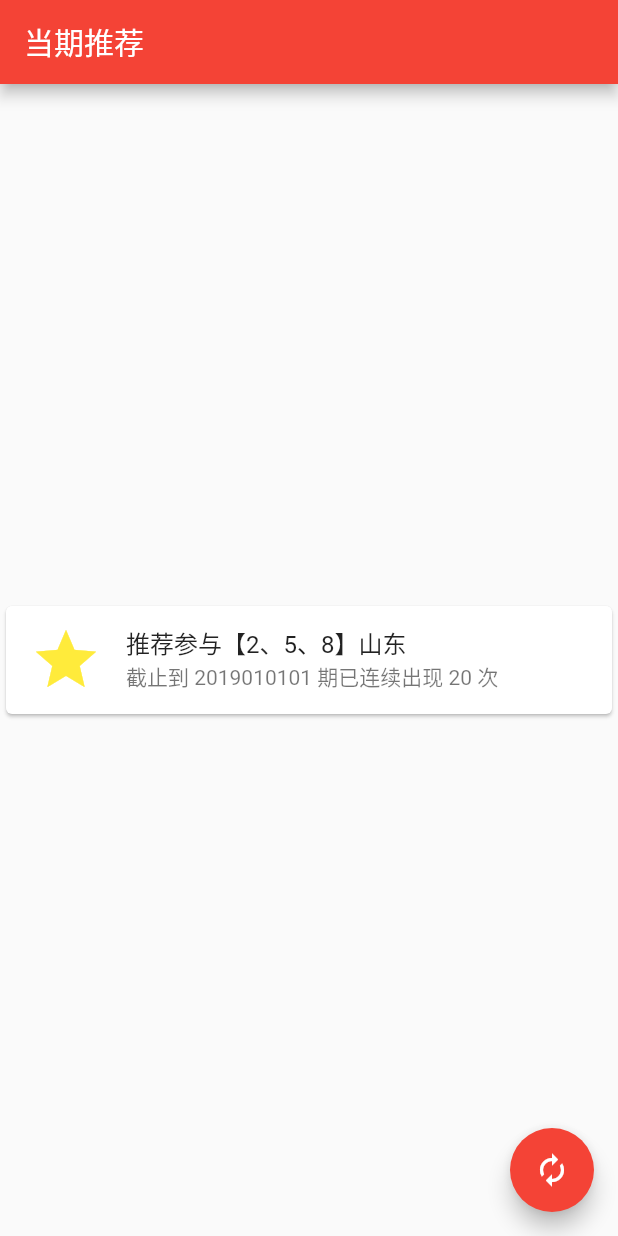
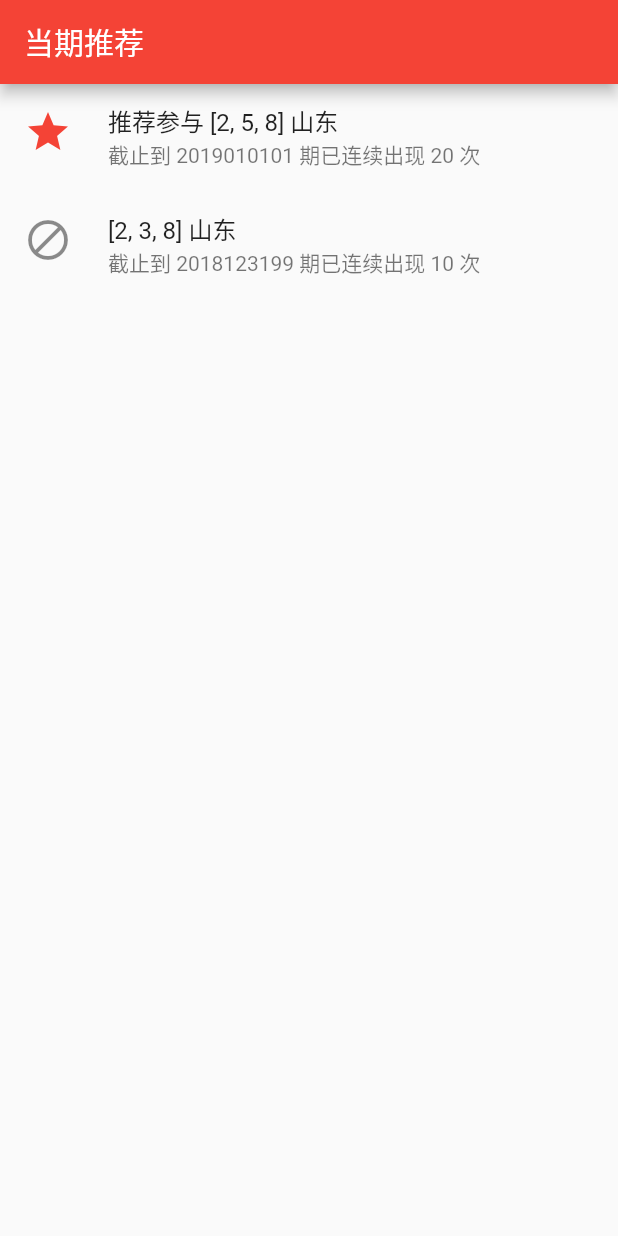
Before and after one commit to han-feng/NovelUpdater, a Flutter app: the screen it shows after launch, on a phone screen of 412 x 824 dp. Run offline on Flutter 3.47's test engine with Material 2 defaults, Android fonts, the phone set to English and light mode, and no system bars; missing offline and left inert: quicklibs.

Commit message:
实现过程中...

```diff
--- a/lib/db.dart
+++ b/lib/db.dart
@@ -1,5 +1,6 @@
 import 'dart:async' show Future;
 import 'dart:convert';
+import 'dart:io';
 import 'package:flutter/material.dart';
 import 'package:quicklibs/quicklibs.dart';
 
@@ -7,9 +8,35 @@ class Repository {
   BuildContext context;
   Map<String, ProvinceConfig> provinces;
   Map<String, dynamic> config55128;
+  List<Suggestion> _suggestions = List<Suggestion>();
 
   Repository(this.context) {
     _loadConfig();
+//    refresh();
+    _suggestions.add(Suggestion("sd", "山东", "2019010101", [2, 5, 8], 20, true));
+    _suggestions
+        .add(Suggestion("sd", "山东", "2018123199", [2, 3, 8], 10, false));
+  }
+
+  List<Suggestion> get suggestions {
+    return _suggestions;
+  }
+
+  void refresh() async {
+    print("刷新");
+    provinces.forEach((key, value) => {_update(key)});
+    _suggestions.sort((a, b) {
+      if (a.recommended != b.recommended) {
+        // 是否推荐
+        return a.recommended ? -1 : 1;
+      } else if (a.count != b.count) {
+        // 连续次数
+        return b.count.compareTo(a.count);
+      } else {
+        // 省份名称
+        return a.provinceName.compareTo(b.provinceName);
+      }
+    });
   }
 
   _loadConfig() async {
@@ -18,7 +45,7 @@ class Repository {
     dynamic config = json.decode(configStr);
     Map<String, dynamic> ps = config['provinces'];
     provinces = ps.map((String key, dynamic value) {
-      return new MapEntry(key, new ProvinceConfig.fromJson(value));
+      return MapEntry(key, ProvinceConfig.fromJson(value));
     });
 
     config55128 = config['55128'];
@@ -26,17 +53,17 @@ class Repository {
     print(config55128);
   }
 
-  // 从本地加载数据
-  List<Item> loadData(String province, String date) {
-    List<Item> items = new List<Item>();
+// 从本地加载数据
+  List<Item> _loadData(String province, String date) {
+    List<Item> items = List<Item>();
     return items;
   }
 
-  // 保存数据到本地
-  void saveData(String province) async {}
+// 保存数据到本地
+  void _saveData(String province) async {}
 
-  // 检查网上数据源，更新本地数据
-  void update(String province) async {
+// 检查网上数据源，更新本地数据
+  void _update(String province) async {
     // 获取当前期次
     // 获取下一期次及时间
     // 确定更新数据范围
@@ -44,11 +71,6 @@ class Repository {
     // 保存数据到本地
 
     // 重新计算推荐建议
-  }
-
-  // 全部更新
-  void updateAll() async {
-    provinces.forEach((key, value) => {update(key)});
   }
 }
 
@@ -73,7 +95,7 @@ class ProvinceConfig {
 }
 
 class Item {
-  static final DateTime startDay = new DateTime(2018, 1, 1);
+  static final DateTime startDay = DateTime(2018, 1, 1);
 
   // TODO 将 id 分解为 date 和 no，有利于按行列存储
   String id;
@@ -82,7 +104,7 @@ class Item {
   Item(this.id, this.data);
 
   Item.fromInt(int num) {
-    data = new Set<int>();
+    data = Set<int>();
     for (int i = 0; i < 11; i++) {
       if (1 & num > 0) {
         data.add(i + 1);
@@ -92,8 +114,7 @@ class Item {
     String id1 = (num % 100).toString();
     if (id1.length == 1) id1 = '0$id1';
     int id2 = num ~/ 1;
-    id =
-        Time.format(startDay.add(new Duration(days: id2)), 'yyyyMMdd') + '$id1';
+    id = Time.format(startDay.add(Duration(days: id2)), 'yyyyMMdd') + '$id1';
   }
 
   Item.fromString(String str) {
@@ -132,7 +153,7 @@ class Item {
     int id1 = int.parse(id.substring(8));
     String id0 = id.substring(0, 8);
     int d = Time.parse(id0, 'yyyyMMdd');
-    DateTime day = new DateTime.fromMicrosecondsSinceEpoch(d * 1000);
+    DateTime day = DateTime.fromMicrosecondsSinceEpoch(d * 1000);
     int id2 = day.difference(startDay).inDays;
     id1 = id2 * 100 + id1;
     return (id1 << 11) + intData;
@@ -146,7 +167,7 @@ class Item {
       data.reduce((current, next) => current + (1 << (next - 1)));
 
   set intData(int num) {
-    Set<int> d = new Set<int>();
+    Set<int> d = Set<int>();
     for (int i = 0; i < 11; i++) {
       if (1 & num > 0) {
         d.add(i + 1);
@@ -158,3 +179,15 @@ class Item {
 
   String get base64Data => base64UrlEncode([intData]).replaceAll('=', '');
 }
+
+class Suggestion {
+  String province; // 省份
+  String provinceName; // 省份名称
+  String period; // 期次
+  List<int> numbers; // 数字组合
+  int count; // 连续出现次数
+  bool recommended; // 是否推荐
+
+  Suggestion(this.province, this.provinceName, this.period, this.numbers,
+      this.count, this.recommended);
+}
--- a/lib/home.dart
+++ b/lib/home.dart
@@ -22,24 +22,45 @@ class HomePage extends StatefulWidget {
 
 class _HomePageState extends State<HomePage> with TickerProviderStateMixin {
   Repository repository;
-  String _text = "";
-  AnimationController controller; //动画控制器
+  String period = "";
+  List<Suggestion> suggestions;
 
   @override
   void initState() {
-    //初始化，当当前widget被插入到树中时调用
+    // 初始化，当前widget被插入到树中时调用
     super.initState();
-    repository = new Repository(context);
-    controller =
-        AnimationController(vsync: this, duration: const Duration(seconds: 5));
-//    controller.forward(); //放在这里开启动画 ，打开页面就播放动画
+    repository = Repository(context);
+    suggestions = repository.suggestions;
   }
 
-  void _runSpider() async {
-    var data = await spider.html_parse();
+  Future<void> _handleRefresh() async {
     setState(() {
-      _text = data; // json.encode({'items':data});
+      repository.refresh();
     });
+  }
+
+  Widget buildListView(BuildContext context) {
+    return ListView.builder(
+      itemCount: suggestions.length,
+      itemBuilder: (context, index) {
+        Suggestion item = suggestions[index];
+        Icon icon;
+        Text title;
+        if (item.recommended) {
+          icon = Icon(Icons.grade,
+              size: 32, color: Colors.red, semanticLabel: "推荐");
+          title = Text("推荐参与 ${item.numbers} ${item.provinceName}");
+        } else {
+          icon = Icon(Icons.block, size: 32, semanticLabel: "不推荐");
+          title = Text("${item.numbers} ${item.provinceName}");
+        }
+        return ListTile(
+          leading: icon,
+          title: title,
+          subtitle: Text("截止到 ${item.period} 期已连续出现 ${item.count} 次"),
+        );
+      },
+    );
   }
 
   @override
@@ -57,24 +78,13 @@ class _HomePageState extends State<HomePage> with TickerProviderStateMixin {
         title: Text(widget.title),
       ),
       body: Center(
-        child: Card(
-          child: ListTile(
-            leading: Icon(Icons.grade, size: 48, color: Colors.yellow),
-            title: Text('推荐参与【2、5、8】山东'),
-            subtitle: Text('截止到 2019010101 期已连续出现 20 次'),
-          ),
+        child: RefreshIndicator(
+          // 刷新函数
+          onRefresh: _handleRefresh,
+          color: Colors.green,
+          child: buildListView(context),
         ),
       ),
-      floatingActionButton: FloatingActionButton(
-        onPressed: _runSpider,
-        tooltip: '更新',
-        child: RotationTransition(
-          //旋转动画
-          alignment: Alignment.center,
-          turns: controller,
-          child: Icon(Icons.autorenew),
-        ),
-      ), // This trailing comma makes auto-formatting nicer for build methods.
     );
   }
 }
```
Also changed, not shown: 1 other file.
